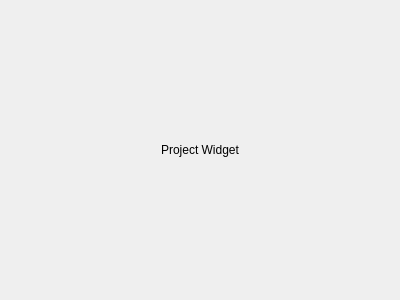
The window that task-tracker-frontend/ProjectWidget.ui (Unkorunk/task-tracker) describes before a commit, drawn with Qt 5.
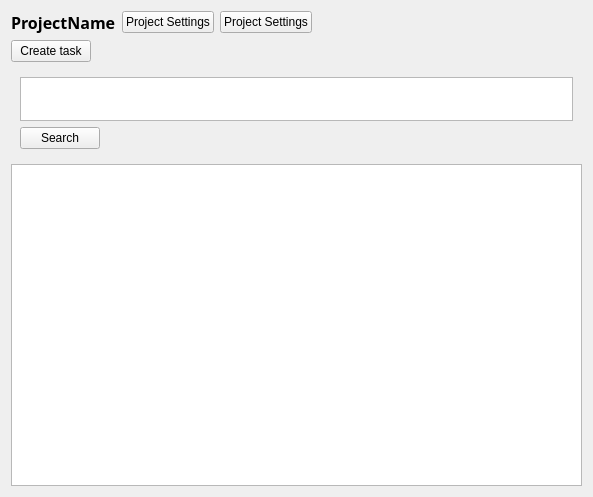
The same window after the commit.

Commit message: Add some components to project widget

What changed in the file:
```diff
--- a/task-tracker-frontend/ProjectWidget.ui
+++ b/task-tracker-frontend/ProjectWidget.ui
@@ -6,8 +6,8 @@
    <rect>
     <x>0</x>
     <y>0</y>
-    <width>400</width>
-    <height>300</height>
+    <width>593</width>
+    <height>497</height>
    </rect>
   </property>
   <property name="sizePolicy">
@@ -19,17 +19,162 @@
   <property name="windowTitle">
    <string>Form</string>
   </property>
-  <layout class="QGridLayout" name="gridLayout">
-   <item row="0" column="0">
-    <widget class="QLabel" name="label">
-     <property name="text">
-      <string>Project Widget</string>
+  <layout class="QVBoxLayout" name="verticalLayout_3">
+   <item>
+    <layout class="QHBoxLayout" name="horizontalLayout">
+     <item>
+      <widget class="QLabel" name="ProjectNameLabel">
+       <property name="font">
+        <font>
+         <family>Rockwell Extra Bold</family>
+         <pointsize>12</pointsize>
+         <weight>75</weight>
+         <bold>true</bold>
+        </font>
+       </property>
+       <property name="text">
+        <string>ProjectName</string>
+       </property>
+      </widget>
+     </item>
+     <item>
+      <widget class="QPushButton" name="ProjectSettingsBtn">
+       <property name="sizePolicy">
+        <sizepolicy hsizetype="Fixed" vsizetype="Fixed">
+         <horstretch>0</horstretch>
+         <verstretch>0</verstretch>
+        </sizepolicy>
+       </property>
+       <property name="text">
+        <string>Project Settings</string>
+       </property>
+      </widget>
+     </item>
+     <item>
+      <widget class="QPushButton" name="ProjectStatisticsBtn">
+       <property name="sizePolicy">
+        <sizepolicy hsizetype="Fixed" vsizetype="Fixed">
+         <horstretch>0</horstretch>
+         <verstretch>0</verstretch>
+        </sizepolicy>
+       </property>
+       <property name="text">
+        <string>Project Settings</string>
+       </property>
+      </widget>
+     </item>
+     <item>
+      <spacer name="horizontalSpacer_2">
+       <property name="orientation">
+        <enum>Qt::Horizontal</enum>
+       </property>
+       <property name="sizeType">
+        <enum>QSizePolicy::Expanding</enum>
+       </property>
+       <property name="sizeHint" stdset="0">
+        <size>
+         <width>0</width>
+         <height>0</height>
+        </size>
+       </property>
+      </spacer>
+     </item>
+    </layout>
+   </item>
+   <item>
+    <layout class="QHBoxLayout" name="horizontalLayout_3">
+     <item>
+      <widget class="QPushButton" name="CreateTaskBtn">
+       <property name="text">
+        <string>Create task</string>
+       </property>
+      </widget>
+     </item>
+     <item>
+      <spacer name="horizontalSpacer_6">
+       <property name="orientation">
+        <enum>Qt::Horizontal</enum>
+       </property>
+       <property name="sizeType">
+        <enum>QSizePolicy::Expanding</enum>
+       </property>
+       <property name="sizeHint" stdset="0">
+        <size>
+         <width>500</width>
+         <height>20</height>
+        </size>
+       </property>
+      </spacer>
+     </item>
+    </layout>
+   </item>
+   <item>
+    <widget class="QWidget" name="verticalWidget" native="true">
+     <property name="sizePolicy">
+      <sizepolicy hsizetype="Preferred" vsizetype="Minimum">
+       <horstretch>0</horstretch>
+       <verstretch>0</verstretch>
+      </sizepolicy>
      </property>
-     <property name="alignment">
-      <set>Qt::AlignCenter</set>
+     <property name="minimumSize">
+      <size>
+       <width>0</width>
+       <height>20</height>
+      </size>
      </property>
+     <property name="maximumSize">
+      <size>
+       <width>16777215</width>
+       <height>90</height>
+      </size>
+     </property>
+     <layout class="QGridLayout" name="gridLayout">
+      <item row="0" column="0">
+       <widget class="QTextEdit" name="textEdit">
+        <property name="sizePolicy">
+         <sizepolicy hsizetype="Expanding" vsizetype="Minimum">
+          <horstretch>0</horstretch>
+          <verstretch>0</verstretch>
+         </sizepolicy>
+        </property>
+        <property name="minimumSize">
+         <size>
+          <width>20</width>
+          <height>4</height>
+         </size>
+        </property>
+       </widget>
+      </item>
+      <item row="2" column="0">
+       <widget class="QPushButton" name="pushButton">
+        <property name="sizePolicy">
+         <sizepolicy hsizetype="Fixed" vsizetype="Fixed">
+          <horstretch>0</horstretch>
+          <verstretch>0</verstretch>
+         </sizepolicy>
+        </property>
+        <property name="text">
+         <string>Search</string>
+        </property>
+       </widget>
+      </item>
+     </layout>
     </widget>
    </item>
+   <item>
+    <layout class="QVBoxLayout" name="verticalLayout_4">
+     <item>
+      <widget class="QListView" name="listView">
+       <property name="sizePolicy">
+        <sizepolicy hsizetype="Expanding" vsizetype="Expanding">
+         <horstretch>0</horstretch>
+         <verstretch>0</verstretch>
+        </sizepolicy>
+       </property>
+      </widget>
+     </item>
+    </layout>
+   </item>
   </layout>
  </widget>
  <resources/>
```
